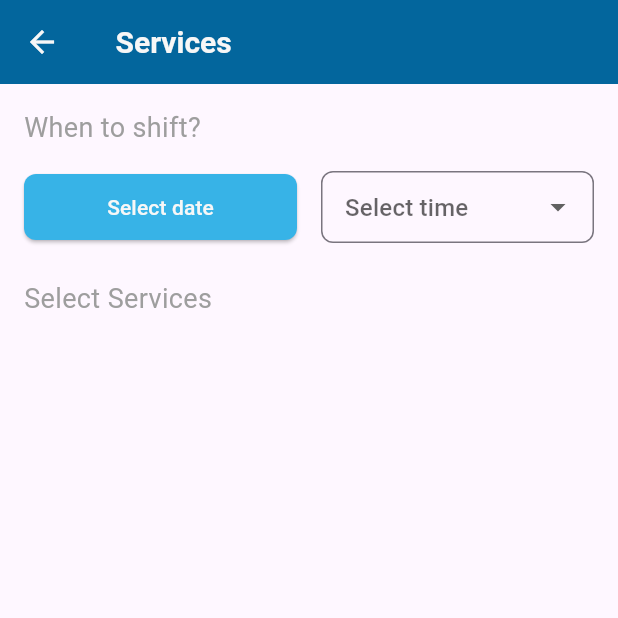
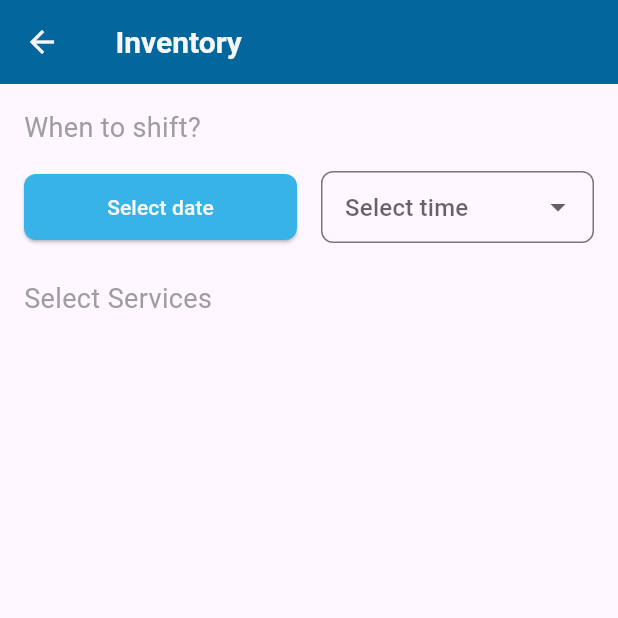
Before and after one commit to supekarsuraj/new_packers_application, a Flutter app: the ServiceSelectionScreen screen opened directly with empty values, on a phone screen of 412 x 824 dp, the top half of it. Run offline on Flutter 3.47's test engine with Material 3 defaults, Android fonts, the phone set to English and light mode, and no system bars; our stand-ins replace fluttertoast, geocoding, geolocator, google_maps_flutter; network calls fail; Roboto replaces fonts that are missing (Poppins).

Commit message:
all-post-methods
all-post-methods

```diff
--- a/lib/views/OtpVerificationView.dart
+++ b/lib/views/OtpVerificationView.dart
@@ -1,5 +1,4 @@
 import 'dart:async';
-import 'dart:convert';
 import 'package:flutter/material.dart';
 import 'package:http/http.dart' as http;
 
@@ -62,7 +61,6 @@ class _OtpVerificationViewState extends State<OtpVerificationView> {
           MaterialPageRoute(builder: (context) => const HomeServiceView()),
         );
       } else {
-        // ❌ OTP Failed
         ScaffoldMessenger.of(context).showSnackBar(
           const SnackBar(content: Text("Invalid OTP. Please try again.")),
         );
--- a/lib/views/ServiceSelectionScreen.dart
+++ b/lib/views/ServiceSelectionScreen.dart
@@ -152,7 +152,7 @@ class _ServiceSelectionScreenState extends State<ServiceSelectionScreen> {
     return Scaffold(
       appBar: AppBar(
         title: Text(
-          '${widget.subCategoryName} Services',
+          '${widget.subCategoryName} Inventory',
           style: const TextStyle(
             fontFamily: 'Poppins',
             fontWeight: FontWeight.bold,
--- a/lib/views/SubCategoryScreen.dart
+++ b/lib/views/SubCategoryScreen.dart
@@ -167,7 +167,7 @@ class _SubCategoryScreenState extends State<SubCategoryScreen> {
     return Scaffold(
       appBar: AppBar(
         title: Text(
-          '${widget.categoryName} Subcategories',
+          '${widget.categoryName}',
           style: const TextStyle(
             fontFamily: 'Poppins',
             fontWeight: FontWeight.bold,
```
